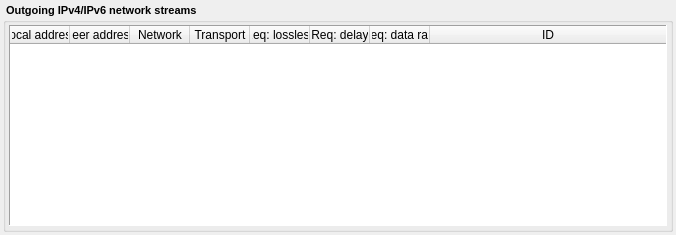
This is Homer/forms/Widgets/OverviewNetworkStreamsWidget.ui in Homer-Conferencing/Homer-Conferencing as Qt 5 draws it before an edit. The edited form follows.
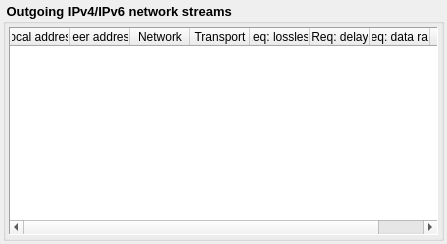
This is the edited form.

What changed in the file:
```diff
--- a/Homer/forms/Widgets/OverviewNetworkStreamsWidget.ui
+++ b/Homer/forms/Widgets/OverviewNetworkStreamsWidget.ui
@@ -6,8 +6,8 @@
    <rect>
     <x>0</x>
     <y>0</y>
-    <width>676</width>
-    <height>235</height>
+    <width>447</width>
+    <height>244</height>
    </rect>
   </property>
   <property name="sizePolicy">
@@ -18,6 +18,8 @@
   </property>
   <property name="font">
    <font>
+    <family>Arial</family>
+    <pointsize>10</pointsize>
     <weight>75</weight>
     <bold>true</bold>
    </font>
@@ -37,7 +39,7 @@
      <widget class="QGroupBox" name="mGrpOutgoing">
       <property name="font">
        <font>
-        <pointsize>8</pointsize>
+        <pointsize>10</pointsize>
         <weight>75</weight>
         <bold>true</bold>
        </font>
@@ -59,6 +61,7 @@
         <widget class="QTableWidget" name="mTwOutgoingStreams">
          <property name="font">
           <font>
+           <family>Arial</family>
            <pointsize>9</pointsize>
            <weight>50</weight>
            <bold>false</bold>
```
